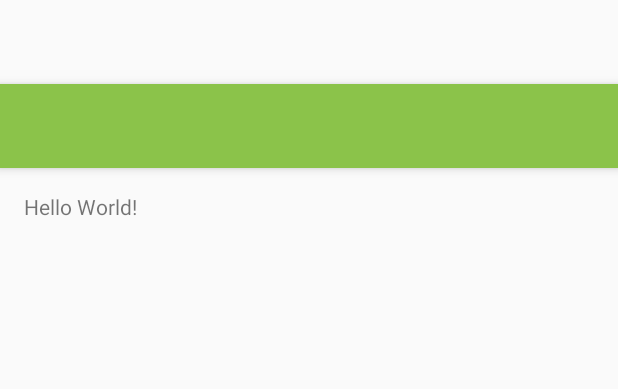
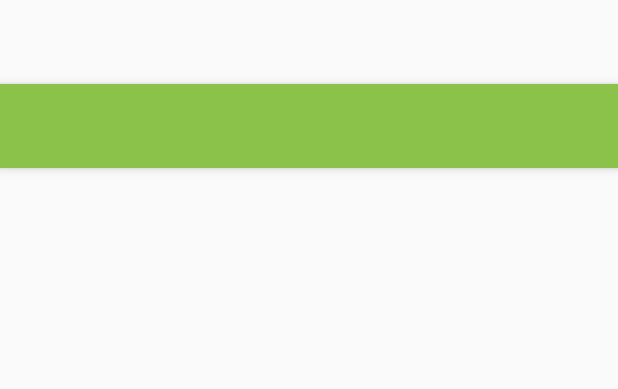
Before and after one commit to y-yagi/PhotoMemo, an Android app: the layout app_bar_main.xml on its own in the app's theme, with its tools: preview values and no code run, on a phone screen of 412 x 824 dp. Shown: the top 389 px of the screen. Run offline under Robolectric (Android 15) with nearby library versions, the phone set to English and light mode, and no system bars.

Commit message:
remove usless contents

```diff
--- a/app/src/main/res/layout/app_bar_main.xml
+++ b/app/src/main/res/layout/app_bar_main.xml
@@ -15,8 +15,6 @@
 
     </android.support.design.widget.AppBarLayout>
 
-    <include layout="@layout/content_main" />
-
     <android.support.design.widget.FloatingActionButton android:id="@+id/fab"
         android:layout_width="wrap_content" android:layout_height="wrap_content"
         android:layout_gravity="bottom|end" android:layout_margin="@dimen/fab_margin"
--- a/app/src/main/res/layout/content_main.xml
+++ /dev/null
@@ -1,14 +0,0 @@
-<?xml version="1.0" encoding="utf-8"?>
-<RelativeLayout xmlns:android="http://schemas.android.com/apk/res/android"
-    xmlns:tools="http://schemas.android.com/tools"
-    xmlns:app="http://schemas.android.com/apk/res-auto" android:layout_width="match_parent"
-    android:layout_height="match_parent" android:paddingLeft="@dimen/activity_horizontal_margin"
-    android:paddingRight="@dimen/activity_horizontal_margin"
-    android:paddingTop="@dimen/activity_vertical_margin"
-    android:paddingBottom="@dimen/activity_vertical_margin"
-    app:layout_behavior="@string/appbar_scrolling_view_behavior" tools:showIn="@layout/app_bar_main"
-    tools:context=".MainActivity">
-
-    <TextView android:text="Hello World!" android:layout_width="wrap_content"
-        android:layout_height="wrap_content" />
-</RelativeLayout>
```
